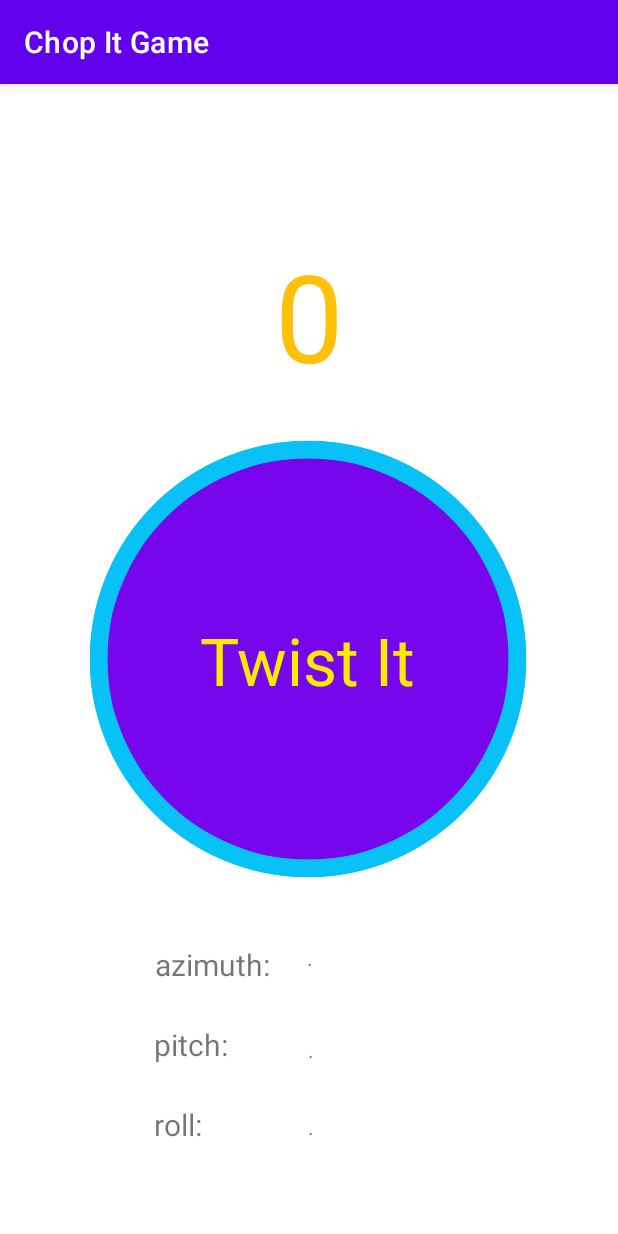
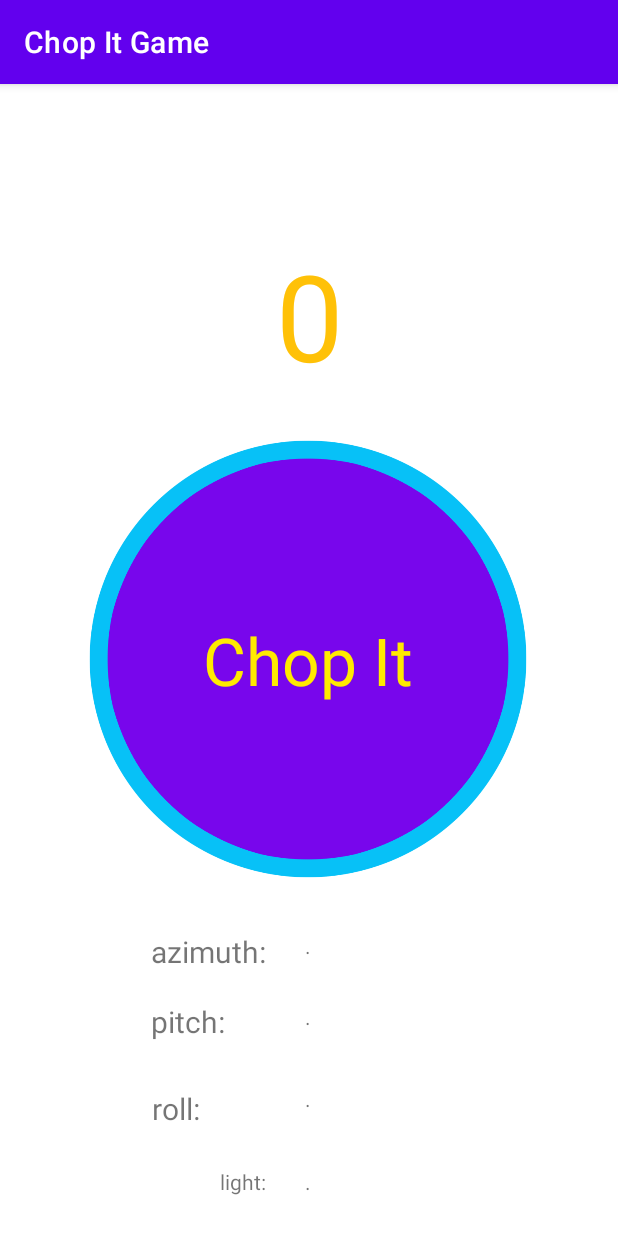
Before and after one commit to timlopes17/Chop-It-Phone-Sensor-Game, an Android app: the GameActivity screen opened directly, with no data from a screen before it, on a phone screen of 412 x 824 dp. Run offline under Robolectric (Android 15) with nearby library versions, the light colour scheme and no system bars; Roboto replaces fonts that are not available here; 5 statements that could not run were skipped.

Commit message:
2 Moves now working, Chop It and Flip It. Also added sounds for getting the correct move

```diff
--- a/app/src/main/java/edu/temple/chopitgame/GameActivity.kt
+++ b/app/src/main/java/edu/temple/chopitgame/GameActivity.kt
@@ -25,6 +25,8 @@ import kotlin.random.Random
 import android.os.Looper
 import android.util.TypedValue
 import org.w3c.dom.Text
+import kotlin.math.max
+import kotlin.math.min
 import kotlin.math.roundToInt
 
 
@@ -33,13 +35,31 @@ class GameActivity : AppCompatActivity(), SensorEventListener {
     private lateinit var sensorManager: SensorManager
     private lateinit var sensorAccel : Sensor
     private lateinit var sensorMagnet : Sensor
+    private lateinit var sensorLight : Sensor
 
     private var accelData = FloatArray(3)
     private var magnetData = FloatArray(3)
+    private var lightData = FloatArray(1)
 
     private lateinit var pitchText : TextView
     private lateinit var azimuthText : TextView
     private lateinit var rollText : TextView
+    private lateinit var lightText : TextView
+
+    private var minPitch : Double = 180.0
+    private var maxPitch : Double = -180.0
+    private var minRoll : Double = 180.0
+    private var maxRoll : Double = -180.0
+    private var minAzimuth : Double = 180.0
+    private var maxAzimuth : Double = -180.0
+
+    private var record : Int = -1
+    private var n: Int = 0
+    private var size : Float = 80F
+    private lateinit var soundPool : SoundPool
+    private var correctID : Int = 0
+    private lateinit var background : MediaPlayer
+    var doubleMove = 0
 
     private val drift = 0.05f
 
@@ -54,11 +74,11 @@ class GameActivity : AppCompatActivity(), SensorEventListener {
         val text = findViewById<TextView>(R.id.text)
         val score = findViewById<TextView>(R.id.score)
 
-        var background = MediaPlayer.create(this, R.raw.background)
+        background = MediaPlayer.create(this, R.raw.background)
         background.start()
         var timeBetween : Long = 3000
 
-        var soundPool : SoundPool = SoundPool.Builder().build()
+        soundPool = SoundPool.Builder().build()
 
         val events = arrayOf(
             EventObject("Click It", soundPool.load(baseContext, R.raw.click, 1)),
@@ -69,28 +89,32 @@ class GameActivity : AppCompatActivity(), SensorEventListener {
             EventObject("Spin It", soundPool.load(baseContext, R.raw.spin, 1)),
         )
 
+        correctID = soundPool.load(baseContext, R.raw.correct, 1)
+
         var event : EventObject
         var speed : Float
-        var size : Float = 80F
 
         sensorManager = getSystemService((Context.SENSOR_SERVICE)) as SensorManager
         sensorAccel = sensorManager.getDefaultSensor(Sensor.TYPE_ACCELEROMETER)
         sensorMagnet = sensorManager.getDefaultSensor(Sensor.TYPE_MAGNETIC_FIELD)
+        sensorLight = sensorManager.getDefaultSensor(Sensor.TYPE_LIGHT)
 
         azimuthText = findViewById(R.id.a_val)
         pitchText = findViewById(R.id.p_val)
         rollText = findViewById(R.id.r_val)
+        lightText = findViewById(R.id.l_val)
 
-        thread(start = true){
+        var oldN : Int
+
+        thread(start = true) {
             Thread.sleep(500)
-            for(n in 0..49){
-                speed = 600F/timeBetween + 0.8F
-                event = events[Random.nextInt(0, 6)]
-                size += 1F
+            while (n != 50 && n != -17) {
+                oldN = n
+                speed = 600F / timeBetween + 0.8F
+                event = events[1]
+                //event = events[Random.nextInt(0, 6)]
                 Handler(Looper.getMainLooper()).post(Runnable {
                     text.text = event.title.toString()
-                    score.text = n.toString()
-                    score.setTextSize(TypedValue.COMPLEX_UNIT_SP, size)
                 })
                 soundPool?.play(event.soundId, 1F, 1F, 0, 0, speed)
                 //Log.d("Game", event.title)
@@ -98,27 +122,71 @@ class GameActivity : AppCompatActivity(), SensorEventListener {
                 //Log.d("Game", "TimeBetween: $timeBetween")
                 //Log.d("Game", "Textsize: ${score.textSize}")
                 Thread.sleep(500)
-                event = events[3]
+                if (event.title == "Flip It" || event.title == "Chop It" ||
+                    event.title == "Twist It" || event.title == "Spin It") {
+                    sensorManager.registerListener(
+                        this,
+                        sensorAccel,
+                        SensorManager.SENSOR_DELAY_NORMAL
+                    )
+                    sensorManager.registerListener(
+                        this,
+                        sensorMagnet,
+                        SensorManager.SENSOR_DELAY_NORMAL
+                    )
                     if(event.title == "Flip It")
-                {
-
+                        record = 3
+                    if(event.title == "Chop It")
+                        record = 1
                 }
-                Thread.sleep(timeBetween - 500)
+                Thread.sleep(5000 + timeBetween - 500)
                 timeBetween -= 10
+                if (n == oldN)
+                    Log.d("Game", "YOU LOSE")
+            }
+            soundPool.release()
         }
     }
+
+    fun correct() {
+        val score = findViewById<TextView>(R.id.score)
+        n += 1
+        size += 1F
+        soundPool.play(correctID, 0.5F, 0.5F, 0, 0, 1F)
+        Handler(Looper.getMainLooper()).post(Runnable {
+            score.text = n.toString()
+            score.setTextSize(TypedValue.COMPLEX_UNIT_SP, size)
+        })
+        Log.d("Game", "CORRECT")
+        record = -1
+        minPitch = 180.0
+        maxPitch = -180.0
+        minRoll = 180.0
+        maxRoll = -180.0
+        minAzimuth = 180.0
+        maxAzimuth = -180.0
+    }
+
+    fun lose() {
+        val sPool : SoundPool = SoundPool.Builder().build()
+        var sound = sPool.load(baseContext, R.raw.wrong, 1)
+        sPool.play(sound, 1F, 1F, 0, 0, 1F)
+        n = -17
+        record = -1
+        Log.d("Game", "LOSE")
     }
 
     override fun onStart() {
         super.onStart()
         sensorManager.registerListener(this, sensorAccel, SensorManager.SENSOR_DELAY_NORMAL)
         sensorManager.registerListener(this, sensorMagnet, SensorManager.SENSOR_DELAY_NORMAL)
+        sensorManager.registerListener(this, sensorLight, SensorManager.SENSOR_DELAY_NORMAL)
     }
 
     override fun onStop() {
         super.onStop()
-
         sensorManager.unregisterListener(this)
+        background.release()
     }
 
     override fun onSensorChanged(event: SensorEvent?) {
@@ -131,11 +199,15 @@ class GameActivity : AppCompatActivity(), SensorEventListener {
             Sensor.TYPE_MAGNETIC_FIELD -> {
                 magnetData = event!!.values.clone()
             }
+            Sensor.TYPE_LIGHT -> {
+                lightData = event!!.values.clone()
+            }
             else -> {
                 return
             }
         }
-
+        if(record == 1 || record == 3 || record == 4 || record == 5)
+        {
             var rotationMatrix = FloatArray(9)
             var rotOK = SensorManager.getRotationMatrix(rotationMatrix, null, accelData, magnetData)
             var orientationValues = FloatArray(3)
@@ -143,13 +215,53 @@ class GameActivity : AppCompatActivity(), SensorEventListener {
             if(rotOK)
                 SensorManager.getOrientation(rotationMatrix, orientationValues)
 
-        var azimuth = orientationValues[0]
-        var pitch = orientationValues[1]
-        var roll = orientationValues[2]
+            var azimuth = orientationValues[0] * 57.3
+            var pitch = orientationValues[1] * 57.3
+            var roll = orientationValues[2] * 57.3
 
             azimuthText.text = azimuth.toString()
             pitchText.text = pitch.toString()
             rollText.text = roll.toString()
+
+            minPitch = min(pitch, minPitch)
+            maxPitch = max(pitch, maxPitch)
+            minRoll = min(roll, minRoll)
+            maxRoll = max(roll, maxRoll)
+            minAzimuth = min(azimuth, minAzimuth)
+            maxAzimuth = max(azimuth, maxAzimuth)
+            //Chop
+            if(record == 1){
+                if(doubleMove == 1 && maxRoll - minRoll >= 90 && maxAzimuth - minAzimuth >= 90){
+                    correct()
+                    doubleMove = 0
+                }
+                else if(maxRoll - minRoll >= 90 && maxAzimuth - minAzimuth >= 90){
+                    doubleMove = 1
+                    maxRoll = roll
+                    minRoll = roll
+                }
+            }
+            //Flip
+            if(record == 3){
+                if(maxPitch - minPitch >= 60){
+                    correct()
+                }
+            }
+            //Twist
+            if(record == 4){
+
+            }
+            //Spin
+            if(record == 5){
+
+            }
+        }
+        else if(record == 2){
+            //Light
+            var lx = lightData[0]
+
+            lightText.text = lx.toString()
+        }
     }
 
     override fun onAccuracyChanged(p0: Sensor?, p1: Int) {
--- a/app/src/main/res/layout/activity_game.xml
+++ b/app/src/main/res/layout/activity_game.xml
@@ -58,10 +58,10 @@
         android:textSize="20sp"
         app:layout_constraintBottom_toTopOf="@+id/label_pitch"
         app:layout_constraintEnd_toStartOf="@+id/a_val"
-        app:layout_constraintHorizontal_bias="0.911"
+        app:layout_constraintHorizontal_bias="0.901"
         app:layout_constraintStart_toStartOf="parent"
         app:layout_constraintTop_toBottomOf="@+id/button"
-        app:layout_constraintVertical_bias="0.593" />
+        app:layout_constraintVertical_bias="0.608" />
 
     <TextView
         android:id="@+id/label_pitch"
@@ -72,10 +72,10 @@
         android:textSize="20sp"
         app:layout_constraintBottom_toTopOf="@+id/label_roll"
         app:layout_constraintEnd_toStartOf="@+id/p_val"
-        app:layout_constraintHorizontal_bias="0.903"
+        app:layout_constraintHorizontal_bias="0.901"
         app:layout_constraintStart_toStartOf="parent"
         app:layout_constraintTop_toBottomOf="@+id/a_val"
-        app:layout_constraintVertical_bias="0.405" />
+        app:layout_constraintVertical_bias="0.264" />
 
     <TextView
         android:id="@+id/label_roll"
@@ -92,16 +92,27 @@
         app:layout_constraintVertical_bias="0.511" />
 
     <TextView
+        android:id="@+id/label_light"
+        android:layout_width="wrap_content"
+        android:layout_height="wrap_content"
+        android:text="light:"
+        app:layout_constraintBottom_toBottomOf="parent"
+        app:layout_constraintEnd_toStartOf="@+id/l_val"
+        app:layout_constraintHorizontal_bias="0.849"
+        app:layout_constraintStart_toStartOf="parent"
+        app:layout_constraintTop_toBottomOf="@+id/label_roll" />
+
+    <TextView
         android:id="@+id/a_val"
         android:layout_width="wrap_content"
         android:layout_height="wrap_content"
         android:text="."
         app:layout_constraintBottom_toTopOf="@+id/p_val"
         app:layout_constraintEnd_toEndOf="parent"
-        app:layout_constraintHorizontal_bias="0.501"
+        app:layout_constraintHorizontal_bias="0.498"
         app:layout_constraintStart_toStartOf="parent"
         app:layout_constraintTop_toBottomOf="@+id/button"
-        app:layout_constraintVertical_bias="0.484" />
+        app:layout_constraintVertical_bias="0.527" />
 
     <TextView
         android:id="@+id/p_val"
@@ -110,10 +121,10 @@
         android:text="."
         app:layout_constraintBottom_toBottomOf="parent"
         app:layout_constraintEnd_toEndOf="parent"
-        app:layout_constraintHorizontal_bias="0.503"
+        app:layout_constraintHorizontal_bias="0.498"
         app:layout_constraintStart_toStartOf="parent"
         app:layout_constraintTop_toBottomOf="@+id/button"
-        app:layout_constraintVertical_bias="0.467" />
+        app:layout_constraintVertical_bias="0.365" />
 
     <TextView
         android:id="@+id/r_val"
@@ -122,10 +133,22 @@
         android:text="."
         app:layout_constraintBottom_toBottomOf="parent"
         app:layout_constraintEnd_toEndOf="parent"
-        app:layout_constraintHorizontal_bias="0.503"
+        app:layout_constraintHorizontal_bias="0.498"
         app:layout_constraintStart_toStartOf="parent"
         app:layout_constraintTop_toBottomOf="@+id/p_val"
-        app:layout_constraintVertical_bias="0.337" />
+        app:layout_constraintVertical_bias="0.301" />
+
+    <TextView
+        android:id="@+id/l_val"
+        android:layout_width="wrap_content"
+        android:layout_height="wrap_content"
+        android:text="."
+        app:layout_constraintBottom_toBottomOf="parent"
+        app:layout_constraintEnd_toEndOf="parent"
+        app:layout_constraintHorizontal_bias="0.498"
+        app:layout_constraintStart_toStartOf="parent"
+        app:layout_constraintTop_toBottomOf="@+id/p_val"
+        app:layout_constraintVertical_bias="0.773" />
 
 
 </androidx.constraintlayout.widget.ConstraintLayout>
```
Also changed, not shown: 2 other files. Lines whose indentation alone changed are shown as unchanged.
